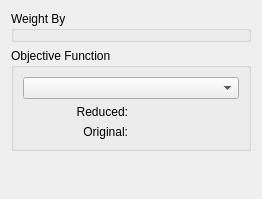
Above: plugins/calculate/NACalculateForm.ui from dmzgroup/mbra before the change. Below: the same form after it.
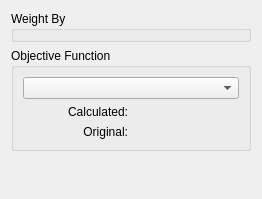
That is the form after the change.

What changed in the file:
```diff
--- a/plugins/calculate/NACalculateForm.ui
+++ b/plugins/calculate/NACalculateForm.ui
@@ -41,7 +41,7 @@
         <item>
          <widget class="QLabel" name="label">
           <property name="text">
-           <string>Reduced:</string>
+           <string>Calculated:</string>
           </property>
           <property name="alignment">
            <set>Qt::AlignRight|Qt::AlignTrailing|Qt::AlignVCenter</set>
```
